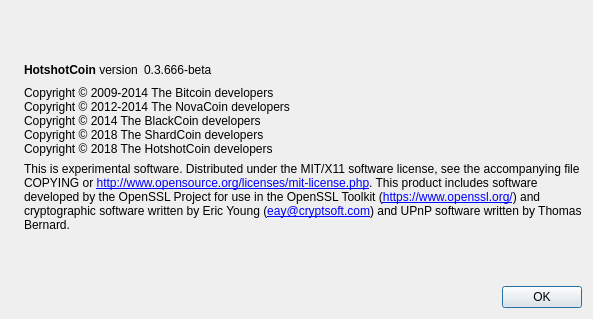
Above: src/qt/forms/aboutdialog.ui from zero24x/glovecoin before the change. Below: the same form after it.
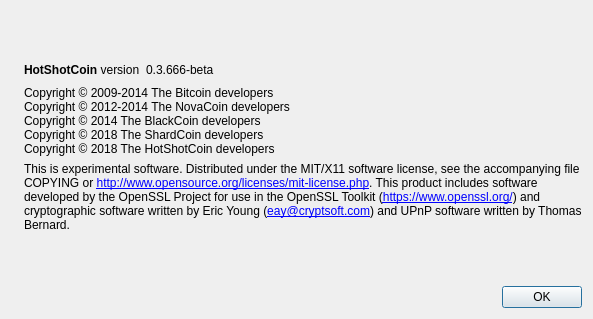
That is the form after the change. Icons and pictures are not drawn.

Patch:
```diff
--- a/src/qt/forms/aboutdialog.ui
+++ b/src/qt/forms/aboutdialog.ui
@@ -50,7 +50,7 @@
           <cursorShape>IBeamCursor</cursorShape>
          </property>
          <property name="text">
-          <string>&lt;b&gt;HotshotCoin&lt;/b&gt; version</string>
+          <string>&lt;b&gt;HotShotCoin&lt;/b&gt; version</string>
          </property>
          <property name="textInteractionFlags">
           <set>Qt::LinksAccessibleByMouse|Qt::TextSelectableByKeyboard|Qt::TextSelectableByMouse</set>
@@ -95,7 +95,7 @@
 Copyright © 2012-2014 The NovaCoin developers
 Copyright © 2014 The BlackCoin developers
 Copyright © 2018 The ShardCoin developers
-Copyright © 2018 The HotshotCoin developers</string>
+Copyright © 2018 The HotShotCoin developers</string>
        </property>
        <property name="textInteractionFlags">
         <set>Qt::LinksAccessibleByMouse|Qt::TextSelectableByKeyboard|Qt::TextSelectableByMouse</set>
```
Left out of the diff: 2 changed lines with no effect on the pictures.
